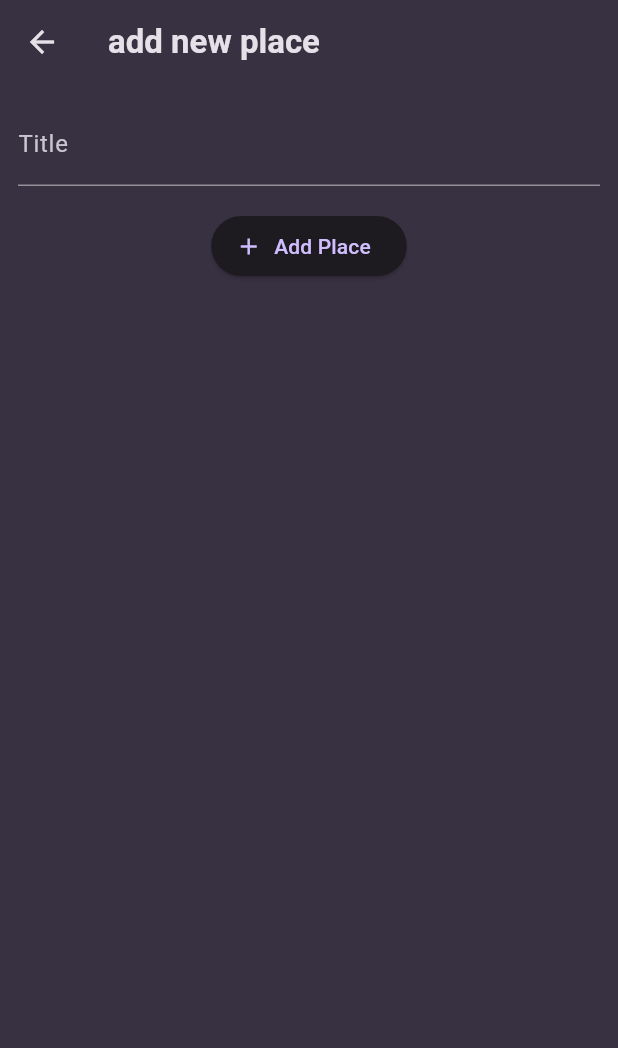
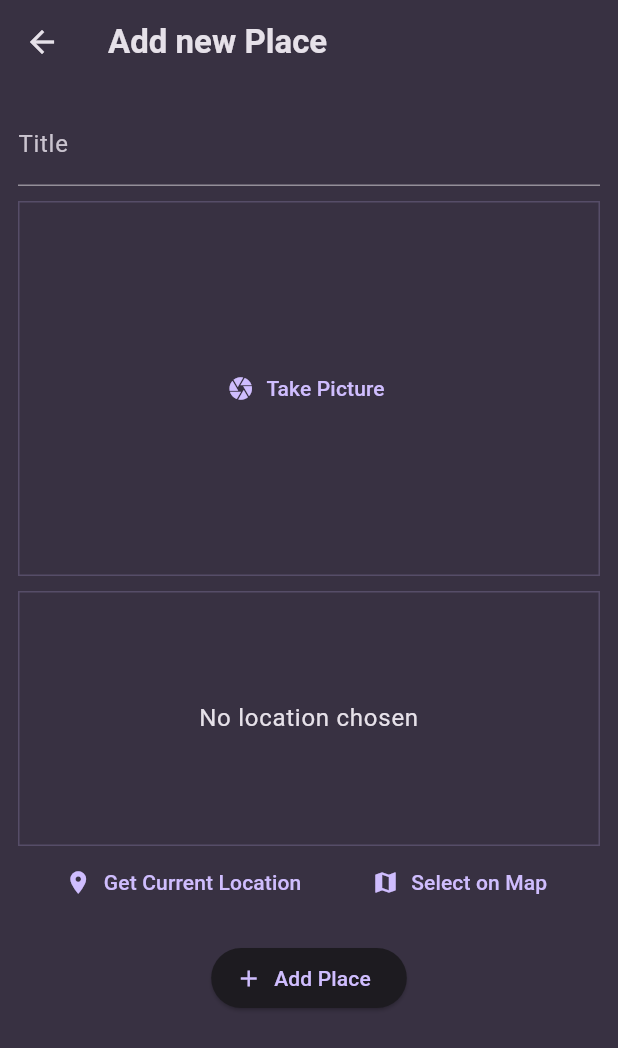
Before and after one commit to 12kishansingh/favorite_places, a Flutter app: the AddPlaceScreen screen opened directly, on a phone screen of 412 x 824 dp. Shown: the top 1048 px of the screen. Run offline on Flutter 3.47's test engine with Material 3 defaults, Android fonts, the phone set to English and light mode, and no system bars; our stand-ins replace flutter_riverpod, google_fonts, google_maps_flutter, image_picker, location, sqflite; accounts and stored records are empty.

Commit message:
final submission

```diff
--- a/lib/add_place.dart
+++ b/lib/add_place.dart
@@ -1,31 +1,42 @@
+import 'dart:io';
+
+import 'package:favorite_places/place.dart';
+import 'package:favorite_places/location_input.dart';
+import 'package:flutter_riverpod/flutter_riverpod.dart';
+import 'package:flutter/material.dart';
+
+import 'package:favorite_places/image_input.dart';
 import 'package:favorite_places/user_places.dart';
-import 'package:flutter/material.dart';
-import 'package:flutter_riverpod/flutter_riverpod.dart';
 
 class AddPlaceScreen extends ConsumerStatefulWidget {
   const AddPlaceScreen({super.key});
 
   @override
   ConsumerState<AddPlaceScreen> createState() {
-    return _AddPlaceScreen();
+    return _AddPlaceScreenState();
   }
 }
 
-class _AddPlaceScreen extends ConsumerState<AddPlaceScreen> {
+class _AddPlaceScreenState extends ConsumerState<AddPlaceScreen> {
   final _titleController = TextEditingController();
+  File? _selectedImage;
+  PlaceLocation? _selectedLocation;
 
- void _savePlace(){
-  final enteredTitle=_titleController.text;
+  void _savePlace() {
+    final enteredTitle = _titleController.text;
 
-  if(enteredTitle.isEmpty){
-    return;
+    if (enteredTitle.isEmpty ||
+        _selectedImage == null ||
+        _selectedLocation == null) {
+      return;
+    }
+
+    ref
+        .read(userPlacesProvider.notifier)
+        .addPlace(enteredTitle, _selectedImage!, _selectedLocation!);
+
+    Navigator.of(context).pop();
   }
-  ref.read(userPlaceProvider.notifier).addPlace(enteredTitle);
-//leave screen
-Navigator.of(context).pop();
- }
-
-
 
   @override
   void dispose() {
@@ -37,7 +48,7 @@ Navigator.of(context).pop();
   Widget build(BuildContext context) {
     return Scaffold(
       appBar: AppBar(
-        title: const Text('add new place'),
+        title: const Text('Add new Place'),
       ),
       body: SingleChildScrollView(
         padding: const EdgeInsets.all(12),
@@ -50,9 +61,19 @@ Navigator.of(context).pop();
                 color: Theme.of(context).colorScheme.onSurface,
               ),
             ),
-            const SizedBox(
-              height: 16,
+            const SizedBox(height: 10),
+            ImageInput(
+              onPickImage: (image) {
+                _selectedImage = image;
+              },
             ),
+            const SizedBox(height: 10),
+            LocationInput(
+              onSelectLocation: (location) {
+                _selectedLocation = location;
+              },
+            ),
+            const SizedBox(height: 16),
             ElevatedButton.icon(
               onPressed: _savePlace,
               icon: const Icon(Icons.add),
--- /dev/null
+++ b/lib/image_input.dart
@@ -0,0 +1,69 @@
+import 'dart:io';
+
+import 'package:flutter/material.dart';
+import 'package:image_picker/image_picker.dart';
+
+class ImageInput extends StatefulWidget {
+  const ImageInput({super.key, required this.onPickImage});
+
+  final void Function(File image) onPickImage;
+
+  @override
+  State<ImageInput> createState() {
+    return _ImageInputState();
+  }
+}
+
+class _ImageInputState extends State<ImageInput> {
+  File? _selectedImage;
+
+  void _takePicture() async {
+    final imagePicker = ImagePicker();
+    final pickedImage =
+        await imagePicker.pickImage(source: ImageSource.camera, maxWidth: 600);
+
+    if (pickedImage == null) {
+      return;
+    }
+
+    setState(() {
+      _selectedImage = File(pickedImage.path);
+    });
+
+    widget.onPickImage(_selectedImage!);
+  }
+
+  @override
+  Widget build(BuildContext context) {
+    Widget content = TextButton.icon(
+      icon: const Icon(Icons.camera),
+      label: const Text('Take Picture'),
+      onPressed: _takePicture,
+    );
+
+    if (_selectedImage != null) {
+      content = GestureDetector(
+        onTap: _takePicture,
+        child: Image.file(
+          _selectedImage!,
+          fit: BoxFit.cover,
+          width: double.infinity,
+          height: double.infinity,
+        ),
+      );
+    }
+
+    return Container(
+      decoration: BoxDecoration(
+        border: Border.all(
+          width: 1,
+          color: Theme.of(context).colorScheme.primary.withOpacity(0.2),
+        ),
+      ),
+      height: 250,
+      width: double.infinity,
+      alignment: Alignment.center,
+      child: content,
+    );
+  }
+}
--- /dev/null
+++ b/lib/location_input.dart
@@ -0,0 +1,161 @@
+import 'dart:convert';
+
+import 'package:flutter/material.dart';
+import 'package:google_maps_flutter/google_maps_flutter.dart';
+import 'package:location/location.dart';
+import 'package:http/http.dart' as http;
+
+import 'package:favorite_places/map.dart';
+import 'package:favorite_places/place.dart';
+
+class LocationInput extends StatefulWidget {
+  const LocationInput({super.key, required this.onSelectLocation});
+
+  final void Function(PlaceLocation location) onSelectLocation;
+
+  @override
+  State<LocationInput> createState() {
+    return _LocationInputState();
+  }
+}
+
+class _LocationInputState extends State<LocationInput> {
+  PlaceLocation? _pickedLocation;
+  var _isGettingLocation = false;
+
+  String get locationImage {
+    if (_pickedLocation == null) {
+      return '';
+    }
+    final lat = _pickedLocation!.latitude;
+    final lng = _pickedLocation!.longitude;
+    return 'https://maps.googleapis.com/maps/api/staticmap?center=$lat,$lng=&zoom=16&size=600x300&maptype=roadmap&markers=color:red%7Clabel:A%7C$lat,$lng&key=AIzaSyDLcwxUggpPZo8lcbH0TB4Crq5SJjtj4ag';
+  }
+
+  Future<void> _savePlace(double latitude, double longitude) async {
+    final url = Uri.parse(
+        'https://maps.googleapis.com/maps/api/geocode/json?latlng=$latitude,$longitude&key=AIzaSyDLcwxUggpPZo8lcbH0TB4Crq5SJjtj4ag');
+    final response = await http.get(url);
+    final resData = json.decode(response.body);
+    final address = resData['results'][0]['formatted_address'];
+
+    setState(() {
+      _pickedLocation = PlaceLocation(
+        latitude: latitude,
+        longitude: longitude,
+        address: address,
+      );
+      _isGettingLocation = false;
+    });
+
+    widget.onSelectLocation(_pickedLocation!);
+  }
+
+  void _getCurrentLocation() async {
+    Location location = Location();
+
+    bool serviceEnabled;
+    PermissionStatus permissionGranted;
+    LocationData locationData;
+
+    serviceEnabled = await location.serviceEnabled();
+    if (!serviceEnabled) {
+      serviceEnabled = await location.requestService();
+      if (!serviceEnabled) {
+        return;
+      }
+    }
+
+    permissionGranted = await location.hasPermission();
+    if (permissionGranted == PermissionStatus.denied) {
+      permissionGranted = await location.requestPermission();
+      if (permissionGranted != PermissionStatus.granted) {
+        return;
+      }
+    }
+
+    setState(() {
+      _isGettingLocation = true;
+    });
+
+    locationData = await location.getLocation();
+    final lat = locationData.latitude;
+    final lng = locationData.longitude;
+
+    if (lat == null || lng == null) {
+      return;
+    }
+
+    _savePlace(lat, lng);
+  }
+
+  void _selectOnMap() async {
+    final pickedLocation = await Navigator.of(context).push<LatLng>(
+      MaterialPageRoute(
+        builder: (ctx) => const MapScreen(),
+      ),
+    );
+
+    if (pickedLocation == null) {
+      return;
+    }
+
+    _savePlace(pickedLocation.latitude, pickedLocation.longitude);
+  }
+
+  @override
+  Widget build(BuildContext context) {
+    Widget previewContent = Text(
+      'No location chosen',
+      textAlign: TextAlign.center,
+      style: Theme.of(context).textTheme.bodyLarge!.copyWith(
+            color: Theme.of(context).colorScheme.onSurface,
+          ),
+    );
+
+    if (_pickedLocation != null) {
+      previewContent = Image.network(
+        locationImage,
+        fit: BoxFit.cover,
+        width: double.infinity,
+        height: double.infinity,
+      );
+    }
+
+    if (_isGettingLocation) {
+      previewContent = const CircularProgressIndicator();
+    }
+
+    return Column(
+      children: [
+        Container(
+          height: 170,
+          width: double.infinity,
+          alignment: Alignment.center,
+          decoration: BoxDecoration(
+            border: Border.all(
+              width: 1,
+              color: Theme.of(context).colorScheme.primary.withOpacity(0.2),
+            ),
+          ),
+          child: previewContent,
+        ),
+        Row(
+          mainAxisAlignment: MainAxisAlignment.spaceEvenly,
+          children: [
+            TextButton.icon(
+              icon: const Icon(Icons.location_on),
+              label: const Text('Get Current Location'),
+              onPressed: _getCurrentLocation,
+            ),
+            TextButton.icon(
+              icon: const Icon(Icons.map),
+              label: const Text('Select on Map'),
+              onPressed: _selectOnMap,
+            ),
+          ],
+        ),
+      ],
+    );
+  }
+}
--- a/lib/main.dart
+++ b/lib/main.dart
@@ -29,14 +29,12 @@ final theme = ThemeData().copyWith(
 
 void main() {
   runApp(
-    const ProviderScope(
-      child: MyApp(),
-    ),
+    const ProviderScope(child: MyApp()),
   );
 }
 
 class MyApp extends StatelessWidget {
-  const MyApp({Key? key}) : super(key: key);
+  const MyApp({super.key});
 
   @override
   Widget build(BuildContext context) {
--- a/lib/place.dart
+++ b/lib/place.dart
@@ -1,10 +1,31 @@
+import 'dart:io';
+
 import 'package:uuid/uuid.dart';
 
-const  uuid=Uuid();
-class Place{
- Place({required this.title}):id=uuid.v4() ;// generating unique id with uuid
+const uuid = Uuid();
+
+class PlaceLocation {
+  const PlaceLocation({
+    required this.latitude,
+    required this.longitude,
+    required this.address,
+  });
+
+  final double latitude;
+  final double longitude;
+  final String address;
+}
+
+class Place {
+  Place({
+    required this.title,
+    required this.image,
+    required this.location,
+    String? id,
+  }) : id = id ?? uuid.v4();
 
   final String id;
   final String title;
-
+  final File image;
+  final PlaceLocation location;
 }
```
Also changed, not shown: lib/map.dart (added, +74 -0 lines), lib/place_detail.dart (+69 -10 lines), lib/places.dart (+34 -9 lines), lib/places_detail.dart (+84 -0 lines), lib/places_list.dart (+21 -9 lines), lib/user_places.dart (+62 -4 lines), pubspec.yaml (+7 -0 lines), pubspec.lock, 8 other files.
